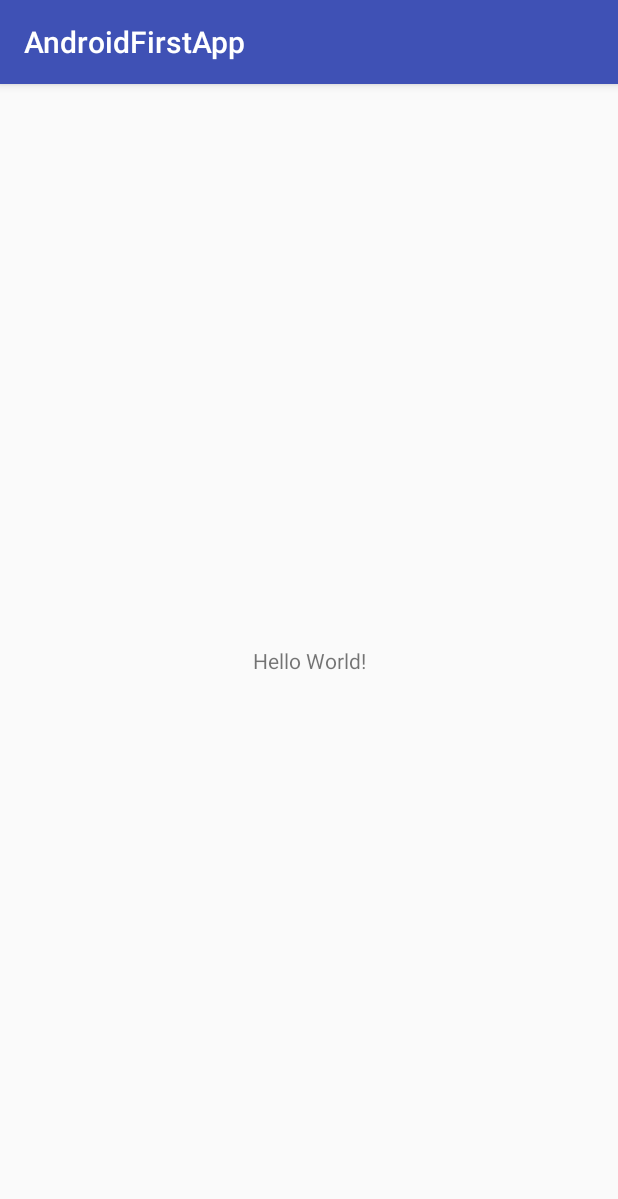
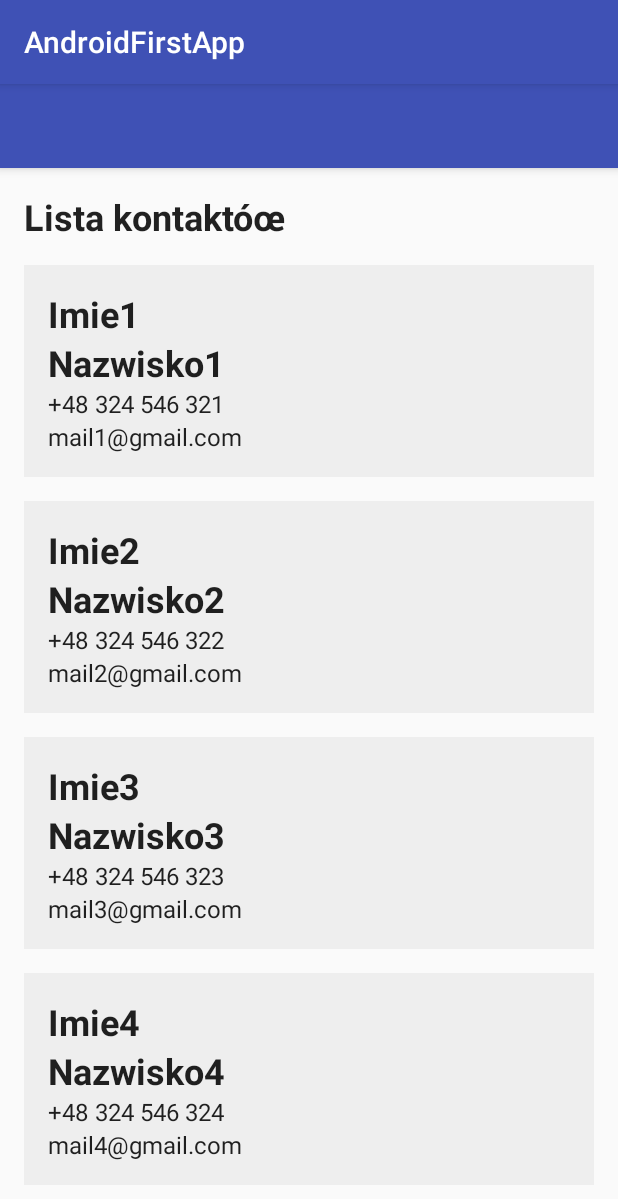
Before and after one commit to uninetix/AndroidFirstApp, an Android app: the screen it shows after launch (MainActivity), on a phone screen of 412 x 824 dp. Shown: the top 1199 px of the screen. Run offline under Robolectric (Android 15) with nearby library versions, the phone set to English and light mode, and no system bars.

Commit message:
Komponent RecyclerView

```diff
--- a/app/build.gradle
+++ b/app/build.gradle
@@ -21,6 +21,7 @@ android {
 dependencies {
     implementation fileTree(dir: 'libs', include: ['*.jar'])
     implementation 'com.android.support:appcompat-v7:26.1.0'
+    implementation 'com.android.support:recyclerview-v7:26.1.0'
     implementation 'com.android.support.constraint:constraint-layout:1.0.2'
     testImplementation 'junit:junit:4.12'
     androidTestImplementation 'com.android.support.test:runner:1.0.1'
--- a/app/src/main/java/pl/ciszemar/androidfirstapp/MainActivity.java
+++ b/app/src/main/java/pl/ciszemar/androidfirstapp/MainActivity.java
@@ -2,28 +2,39 @@ package pl.ciszemar.androidfirstapp;
 
 import android.support.v7.app.AppCompatActivity;
 import android.os.Bundle;
+import android.support.v7.widget.LinearLayoutManager;
+import android.support.v7.widget.RecyclerView;
 import android.util.Log;
 
 import java.util.List;
 
 import pl.ciszemar.androidfirstapp.dao.ContactDao;
 import pl.ciszemar.androidfirstapp.dao.ContactDaoMemoryImpl;
-import pl.ciszemar.androidfirstapp.model.Contact;
-import pl.ciszemar.androidfirstapp.service.ContactService;
-import pl.ciszemar.androidfirstapp.service.ContactServiceImpl;
+import pl.ciszemar.androidfirstapp.entity.Contact;
+import pl.ciszemar.androidfirstapp.domain.ContactDomain;
+import pl.ciszemar.androidfirstapp.domain.ContactDomainImpl;
+import pl.ciszemar.androidfirstapp.ui.ContactAdapter;
 
 public class MainActivity extends AppCompatActivity {
 
     List<Contact> contacts;
-    private ContactService contactService = new ContactServiceImpl(new ContactDaoMemoryImpl());
+    private ContactDomain contactDomain;
 
     @Override
     protected void onCreate(Bundle savedInstanceState) {
         super.onCreate(savedInstanceState);
         setContentView(R.layout.activity_main);
 
-        contacts = contactService.findAllContacts();
+        ContactDao contactDao = new ContactDaoMemoryImpl();
+        ContactDomain contactDomain = new ContactDomainImpl(contactDao);
 
+        List<Contact> contacts = contactDomain.findAllContacts();
         Log.d("onCreate()", String.valueOf(contacts.size()));
+
+        ContactAdapter adapter = new ContactAdapter();
+        adapter.setData(contacts);
+        RecyclerView recycler = findViewById(R.id.list);
+        recycler.setAdapter(adapter);
+        recycler.setLayoutManager(new LinearLayoutManager(this));
     }
 }
--- a/app/src/main/java/pl/ciszemar/androidfirstapp/dao/ContactDao.java
+++ b/app/src/main/java/pl/ciszemar/androidfirstapp/dao/ContactDao.java
@@ -2,7 +2,7 @@ package pl.ciszemar.androidfirstapp.dao;
 
 import java.util.List;
 
-import pl.ciszemar.androidfirstapp.model.Contact;
+import pl.ciszemar.androidfirstapp.entity.Contact;
 
 /**
  * Created by uninetix on 23.11.17.
--- a/app/src/main/java/pl/ciszemar/androidfirstapp/dao/ContactDaoMemoryImpl.java
+++ b/app/src/main/java/pl/ciszemar/androidfirstapp/dao/ContactDaoMemoryImpl.java
@@ -1,11 +1,9 @@
 package pl.ciszemar.androidfirstapp.dao;
-
-import android.util.Log;
 
 import java.util.ArrayList;
 import java.util.List;
 
-import pl.ciszemar.androidfirstapp.model.Contact;
+import pl.ciszemar.androidfirstapp.entity.Contact;
 
 /**
  * Created by uninetix on 23.11.17.
--- a/app/src/main/java/pl/ciszemar/androidfirstapp/service/ContactService.java
+++ b/app/src/main/java/pl/ciszemar/androidfirstapp/domain/ContactDomain.java
@@ -1,14 +1,14 @@
-package pl.ciszemar.androidfirstapp.service;
+package pl.ciszemar.androidfirstapp.domain;
 
 import java.util.List;
 
-import pl.ciszemar.androidfirstapp.model.Contact;
+import pl.ciszemar.androidfirstapp.entity.Contact;
 
 /**
  * Created by uninetix on 23.11.17.
  */
 
-public interface ContactService {
+public interface ContactDomain {
     public boolean newContact(Contact contact);
     public List<Contact> findAllContacts();
     public Contact getContactById(int id);
--- a/app/src/main/java/pl/ciszemar/androidfirstapp/service/ContactServiceImpl.java
+++ b/app/src/main/java/pl/ciszemar/androidfirstapp/domain/ContactDomainImpl.java
@@ -1,19 +1,19 @@
-package pl.ciszemar.androidfirstapp.service;
+package pl.ciszemar.androidfirstapp.domain;
 
 import java.util.List;
 
 import pl.ciszemar.androidfirstapp.dao.ContactDao;
-import pl.ciszemar.androidfirstapp.model.Contact;
+import pl.ciszemar.androidfirstapp.entity.Contact;
 
 /**
  * Created by uninetix on 23.11.17.
  */
 
-public class ContactServiceImpl implements ContactService {
+public class ContactDomainImpl implements ContactDomain {
 
     private ContactDao contactDao;
 
-    public ContactServiceImpl(ContactDao contactDao) {
+    public ContactDomainImpl(ContactDao contactDao) {
         this.contactDao = contactDao;
     }
 
--- a/app/src/main/java/pl/ciszemar/androidfirstapp/model/Contact.java
+++ b/app/src/main/java/pl/ciszemar/androidfirstapp/entity/Contact.java
@@ -1,4 +1,4 @@
-package pl.ciszemar.androidfirstapp.model;
+package pl.ciszemar.androidfirstapp.entity;
 
 /**
  * Created by uninetix on 23.11.17.
@@ -72,4 +72,33 @@ public class Contact {
                 ", favorite=" + favorite +
                 '}';
     }
+
+    @Override
+    public boolean equals(Object o) {
+        if (this == o) return true;
+        if (o == null || getClass() != o.getClass()) return false;
+
+        Contact contact = (Contact) o;
+
+        if (id != contact.id) return false;
+        if (favorite != contact.favorite) return false;
+        if (firstName != null ? !firstName.equals(contact.firstName) : contact.firstName != null)
+            return false;
+        if (lastName != null ? !lastName.equals(contact.lastName) : contact.lastName != null)
+            return false;
+        if (phoneNumber != null ? !phoneNumber.equals(contact.phoneNumber) : contact.phoneNumber != null)
+            return false;
+        return email != null ? email.equals(contact.email) : contact.email == null;
+    }
+
+    @Override
+    public int hashCode() {
+        int result = id;
+        result = 31 * result + (firstName != null ? firstName.hashCode() : 0);
+        result = 31 * result + (lastName != null ? lastName.hashCode() : 0);
+        result = 31 * result + (phoneNumber != null ? phoneNumber.hashCode() : 0);
+        result = 31 * result + (email != null ? email.hashCode() : 0);
+        result = 31 * result + (favorite ? 1 : 0);
+        return result;
+    }
 }
--- /dev/null
+++ b/app/src/main/java/pl/ciszemar/androidfirstapp/ui/ContactAdapter.java
@@ -0,0 +1,51 @@
+package pl.ciszemar.androidfirstapp.ui;
+
+import android.support.v7.widget.RecyclerView;
+import android.view.LayoutInflater;
+import android.view.View;
+import android.view.ViewGroup;
+
+import java.util.Collections;
+import java.util.List;
+
+import pl.ciszemar.androidfirstapp.R;
+import pl.ciszemar.androidfirstapp.entity.Contact;
+
+/**
+ * Created by uninetix on 29.11.17.
+ */
+
+public class ContactAdapter extends RecyclerView.Adapter<ContactViewHolder>{
+
+    List<Contact> data = Collections.emptyList();
+
+    public ContactAdapter() {
+    }
+
+    public void setData(List<Contact> data) {
+        this.data = data;
+    }
+
+    @Override
+    public ContactViewHolder onCreateViewHolder(ViewGroup viewGroup, int viewType) {
+        LayoutInflater inflater =
+                LayoutInflater.from(viewGroup.getContext());
+        View view = inflater.inflate(
+                R.layout.item_contact,
+                viewGroup,
+                false
+        );
+        return new ContactViewHolder(view);
+    }
+
+    @Override
+    public void onBindViewHolder(ContactViewHolder viewHolder, int position) {
+        Contact contact = data.get(position);
+        viewHolder.setContact(contact);
+    }
+
+    @Override
+    public int getItemCount() {
+        return data.size();
+    }
+}
--- /dev/null
+++ b/app/src/main/java/pl/ciszemar/androidfirstapp/ui/ContactViewHolder.java
@@ -0,0 +1,41 @@
+package pl.ciszemar.androidfirstapp.ui;
+
+import android.support.v7.widget.RecyclerView;
+import android.view.View;
+import android.widget.TextView;
+
+import pl.ciszemar.androidfirstapp.R;
+import pl.ciszemar.androidfirstapp.entity.Contact;
+
+/**
+ * Created by uninetix on 29.11.17.
+ */
+
+class ContactViewHolder extends RecyclerView.ViewHolder {
+
+    private View view;
+    private Contact contact;
+
+    private TextView firstName;
+    private TextView lastName;
+    private TextView phoneNumber;
+    private TextView email;
+
+    public ContactViewHolder(View itemTask) {
+        super(itemTask);
+        firstName = itemTask.findViewById(R.id.firstName);
+        lastName = itemTask.findViewById(R.id.lastName);
+        phoneNumber = itemTask.findViewById(R.id.phoneNumber);
+        email = itemTask.findViewById(R.id.email);
+    }
+
+    public void setContact(Contact contact) {
+        this.contact = contact;
+
+        firstName.setText(contact.getFirstName());
+        lastName.setText(contact.getLastName());
+        phoneNumber.setText(contact.getPhoneNumber());
+        email.setText(contact.getEmail());
+    }
+
+}
--- a/app/src/main/res/layout/activity_main.xml
+++ b/app/src/main/res/layout/activity_main.xml
@@ -1,18 +1,36 @@
 <?xml version="1.0" encoding="utf-8"?>
-<android.support.constraint.ConstraintLayout xmlns:android="http://schemas.android.com/apk/res/android"
-    xmlns:app="http://schemas.android.com/apk/res-auto"
+<LinearLayout
+    xmlns:android="http://schemas.android.com/apk/res/android"
     xmlns:tools="http://schemas.android.com/tools"
     android:layout_width="match_parent"
     android:layout_height="match_parent"
+    android:orientation="vertical"
     tools:context="pl.ciszemar.androidfirstapp.MainActivity">
 
+    <android.support.v7.widget.Toolbar
+        android:id="@+id/toolbar"
+        android:layout_width="match_parent"
+        android:layout_height="?attr/actionBarSize"
+        android:background="?attr/colorPrimary"
+        android:elevation="4dp"
+        android:theme="@style/ThemeOverlay.AppCompat.Dark.ActionBar">
+
+    </android.support.v7.widget.Toolbar>
+
     <TextView
+        style="@style/Header"
         android:layout_width="wrap_content"
         android:layout_height="wrap_content"
-        android:text="Hello World!"
-        app:layout_constraintBottom_toBottomOf="parent"
-        app:layout_constraintLeft_toLeftOf="parent"
-        app:layout_constraintRight_toRightOf="parent"
-        app:layout_constraintTop_toTopOf="parent" />
+        android:layout_marginLeft="@dimen/margin_general"
+        android:layout_marginRight="@dimen/margin_general"
+        android:layout_marginTop="@dimen/margin_general"
+        android:text="Lista kontaktóœ"/>
 
-</android.support.constraint.ConstraintLayout>
+    <android.support.v7.widget.RecyclerView
+        android:id="@+id/list"
+        android:layout_width="match_parent"
+        android:layout_height="match_parent">
+
+    </android.support.v7.widget.RecyclerView>
+
+</LinearLayout>
--- /dev/null
+++ b/app/src/main/res/layout/item_contact.xml
@@ -0,0 +1,45 @@
+<?xml version="1.0" encoding="utf-8"?>
+<LinearLayout
+    xmlns:android="http://schemas.android.com/apk/res/android"
+    xmlns:tools="http://schemas.android.com/tools"
+    android:layout_width="match_parent"
+    android:layout_height="wrap_content"
+    android:layout_marginLeft="@dimen/margin_general"
+    android:layout_marginRight="@dimen/margin_general"
+    android:layout_marginTop="@dimen/margin_general"
+    android:background="#eeeeee"
+    android:orientation="vertical"
+    android:padding="@dimen/margin_general"
+    tools:showIn="@layout/activity_main">
+
+    <TextView
+        android:id="@+id/firstName"
+        style="@style/Header"
+        android:layout_width="wrap_content"
+        android:layout_height="wrap_content"
+        android:text="Zadanie 1"
+        android:textStyle="bold"/>
+
+    <TextView
+        android:id="@+id/lastName"
+        style="@style/Header"
+        android:layout_width="wrap_content"
+        android:layout_height="wrap_content"
+        android:text="Zadanie 1"
+        android:textStyle="bold"/>
+
+    <TextView
+        android:id="@+id/phoneNumber"
+        style="@style/Subheader"
+        android:layout_width="wrap_content"
+        android:layout_height="wrap_content"
+        android:text="Kup składniki na obiad"/>
+
+    <TextView
+        android:id="@+id/email"
+        style="@style/Subheader"
+        android:layout_width="wrap_content"
+        android:layout_height="wrap_content"
+        android:text="Kup składniki na obiad"/>
+
+</LinearLayout>
--- /dev/null
+++ b/app/src/main/res/values/dimens.xml
@@ -0,0 +1,4 @@
+<?xml version="1.0" encoding="utf-8"?>
+<resources>
+    <dimen name="margin_general">16dp</dimen>
+</resources>
--- a/app/src/main/res/values/styles.xml
+++ b/app/src/main/res/values/styles.xml
@@ -8,4 +8,27 @@
         <item name="colorAccent">@color/colorAccent</item>
     </style>
 
+    <style name="Header">
+        <item name="android:textAppearance">
+            @style/TextAppearance.AppCompat.Headline
+        </item>
+        <item name="android:textStyle">
+            bold
+        </item>
+    </style>
+
+    <!-- <style name="Header.Large"> to to samo co
+         <style name="Large" parent="Header">  -->
+    <style name="Header.Large">
+        <item name="android:textSize">
+            48sp
+        </item>
+    </style>
+
+    <style name="Subheader">
+        <item name="android:textAppearance">
+            @style/TextAppearance.AppCompat.Subhead
+        </item>
+    </style>
+
 </resources>
```
Also changed, not shown: 1 other file.
